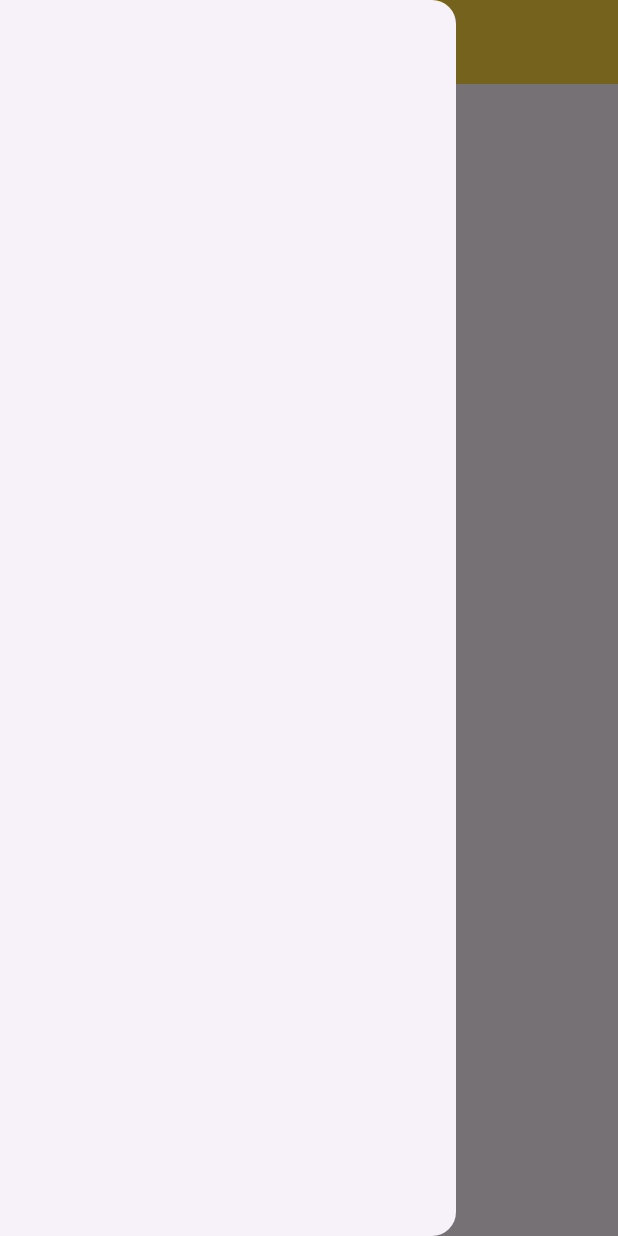
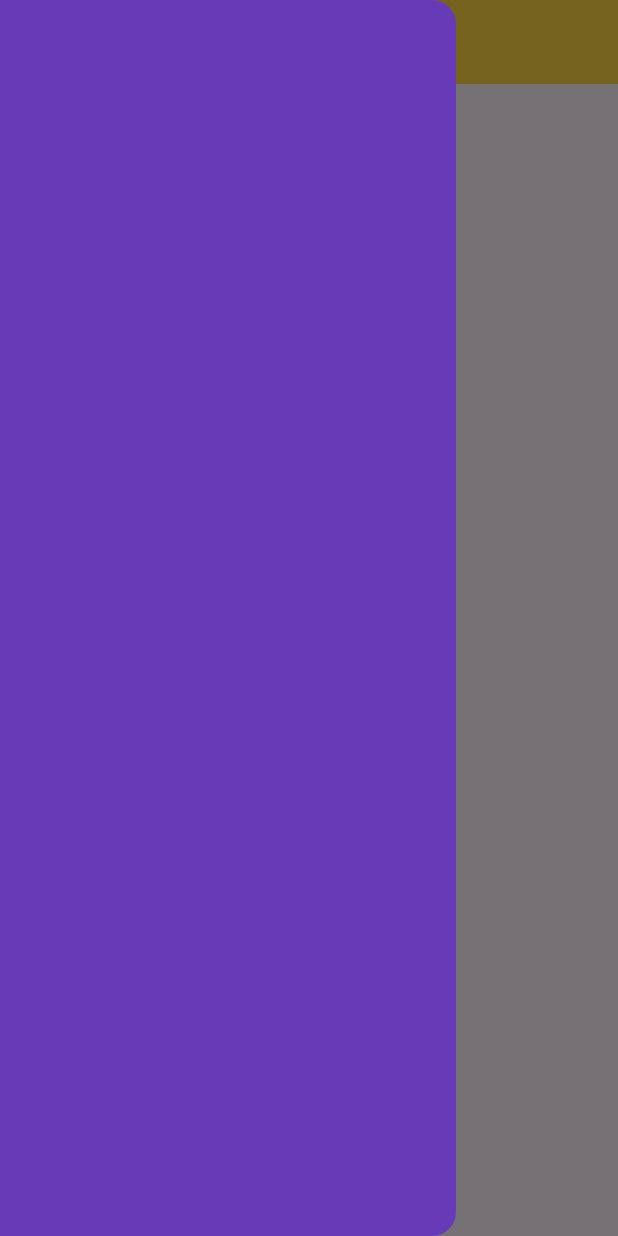
Before and after one commit to code-warrior200/my_first_app, a Flutter app: the screen it shows after launch, with the side drawer open, on a phone screen of 412 x 824 dp. Run offline on Flutter 3.47's test engine with Material 3 defaults, Android fonts, the phone set to English and light mode, and no system bars.

Commit message:
git commit -m

```diff
--- a/lib/pages/home.dart
+++ b/lib/pages/home.dart
@@ -1,4 +1,4 @@
-// ignore_for_file: camel_case_types
+// ignore_for_file: camel_case_types, unused_import
 import 'package:flutter/material.dart';
 import 'package:my_first_app/pages/second_page.dart';
 
@@ -12,7 +12,9 @@ class home extends StatelessWidget {
         title: const Text("First page"),
         backgroundColor: Colors.amberAccent,
       ),
-      drawer: const Drawer(),
+      drawer: const Drawer(
+        backgroundColor: Colors.deepPurple,
+      ),
     );
   }
 }
```
